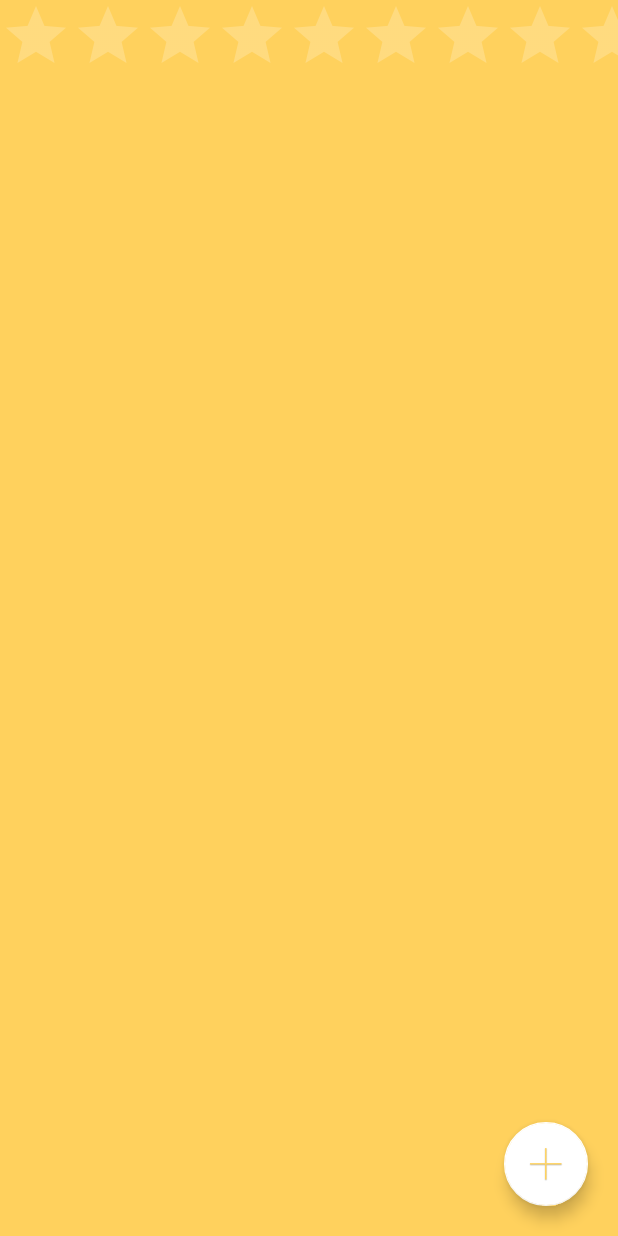
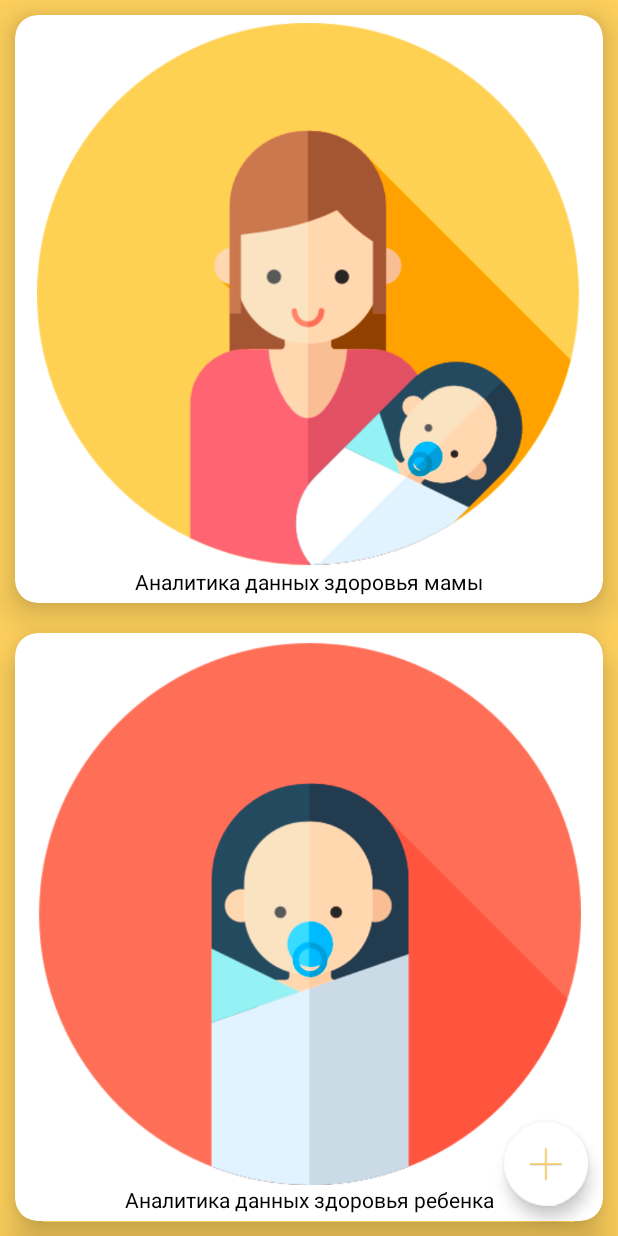
Before and after one commit to arepina/MomAndBaby, an Android app: the FragmentTab screen opened directly, with no data from a screen before it, on a phone screen of 412 x 824 dp. Run offline under Robolectric (Android 15) with nearby library versions, the phone set to English and light mode, and no system bars; 3 statements that could not run were skipped.

Commit message:
Added cardviews and charts activity

```diff
--- a/app/build.gradle
+++ b/app/build.gradle
@@ -22,9 +22,6 @@ android {
 
 dependencies {
     compile fileTree(dir: 'libs', include: ['*.jar'])
-    androidTestCompile('com.android.support.test.espresso:espresso-core:2.2.2', {
-        exclude group: 'com.android.support', module: 'support-annotations'
-    })
     compile 'com.android.support:appcompat-v7:25.3.1'
     compile 'com.matthew-tamlin:sliding-intro-screen:3.2.0'
     compile 'com.android.support.constraint:constraint-layout:1.0.2'
@@ -32,5 +29,6 @@ dependencies {
     compile 'com.google.firebase:firebase-core:9.0.0'
     compile 'com.google.firebase:firebase-database:9.0.0'
     compile 'com.android.support:design:25.3.1'
-    testCompile 'junit:junit:4.12'
+    compile 'com.android.support:cardview-v7:25.3.1'
+    compile 'com.github.PhilJay:MPAndroidChart:v2.2.4'
 }
--- a/app/src/main/AndroidManifest.xml
+++ b/app/src/main/AndroidManifest.xml
@@ -26,7 +26,8 @@
         <activity android:name=".Activity.TabsActivity" />
         <activity android:name=".Activity.SignupActivity" />
         <activity android:name=".Activity.RegisterActivity" />
-        <activity android:name=".NewActivity"></activity>
+        <activity android:name=".NewActivity" />
+        <activity android:name=".Activity.ChartActivity"></activity>
     </application>
 
 </manifest>
--- a/app/src/main/java/com/repina/anastasia/momandbaby/Fragment/FragmentTab.java
+++ b/app/src/main/java/com/repina/anastasia/momandbaby/Fragment/FragmentTab.java
@@ -1,12 +1,16 @@
 package com.repina.anastasia.momandbaby.Fragment;
 
+import android.content.Intent;
 import android.os.Bundle;
 import android.support.v4.app.Fragment;
+import android.support.v7.widget.CardView;
 import android.view.LayoutInflater;
 import android.view.View;
 import android.view.ViewGroup;
 import android.widget.TextView;
 
+import com.repina.anastasia.momandbaby.Activity.ChartActivity;
+import com.repina.anastasia.momandbaby.Activity.MiBandActivity;
 import com.repina.anastasia.momandbaby.R;
 
 
@@ -23,7 +27,7 @@ public class FragmentTab extends Fragment {
         View v;
         switch (this.getTag()) {
             case "Analytics": {
-                v = inflater.inflate(R.layout.fragment_analytics, container, false);
+                v = initAnalytics(inflater, container);
                 break;
             }
             case "Baby": {
@@ -43,6 +47,35 @@ public class FragmentTab extends Fragment {
                 break;
             }
         }
+
+        return v;
+    }
+
+    private View initAnalytics(LayoutInflater inflater, ViewGroup container)
+    {
+        View v = inflater.inflate(R.layout.fragment_analytics, container, false);
+        CardView cardViewMom = (CardView)v.findViewById(R.id.momAnalytics);
+        cardViewMom.setOnClickListener(new View.OnClickListener() {
+            @Override
+            public void onClick(View v) {
+                Intent nextActivity = new Intent(v.getContext(), ChartActivity.class);
+                nextActivity.putExtra("Type", "Mom");
+                //todo send bandCode in Extras here
+                startActivity(nextActivity);
+            }
+        });
+
+        CardView cardViewBaby = (CardView)v.findViewById(R.id.babyAnalytics);
+        cardViewBaby.setOnClickListener(new View.OnClickListener() {
+            @Override
+            public void onClick(View v) {
+                Intent nextActivity = new Intent(v.getContext(), ChartActivity.class);
+                nextActivity.putExtra("Type", "Baby");
+                //todo send bandCode in Extras here
+                startActivity(nextActivity);
+            }
+        });
+
         return v;
     }
 }
--- a/app/src/main/res/layout/fragment_analytics.xml
+++ b/app/src/main/res/layout/fragment_analytics.xml
@@ -1,12 +1,88 @@
 <?xml version="1.0" encoding="utf-8"?>
-<LinearLayout xmlns:android="http://schemas.android.com/apk/res/android"
+<TableLayout xmlns:android="http://schemas.android.com/apk/res/android"
+    xmlns:card_view="http://schemas.android.com/apk/res-auto"
     android:layout_width="match_parent"
     android:layout_height="match_parent"
     android:background="@color/colorPrimary"
     android:orientation="vertical">
 
-    <RatingBar
-        android:id="@+id/ratingBar"
+    <android.support.v7.widget.CardView
+        android:layout_weight="0.5"
+        android:id="@+id/momAnalytics"
         android:layout_width="match_parent"
-        android:layout_height="wrap_content" />
-</LinearLayout>
+        android:layout_height="wrap_content"
+        android:layout_marginEnd="@dimen/cardview_margin"
+        android:layout_marginStart="@dimen/cardview_margin"
+        android:layout_marginTop="@dimen/cardview_margin"
+        android:layout_marginBottom="@dimen/cardview_margin"
+        card_view:cardBackgroundColor="@color/colorAccent"
+        card_view:cardCornerRadius="@dimen/card_corner_radius"
+        card_view:cardElevation="@dimen/card_elevation">
+
+        <TableLayout
+            android:layout_width="match_parent"
+            android:layout_height="match_parent"
+            android:orientation="vertical">
+
+            <ImageView
+                android:layout_width="wrap_content"
+                android:layout_height="wrap_content"
+                android:layout_gravity="center_horizontal"
+                android:layout_marginTop="5dp"
+                android:layout_weight="0.8"
+                android:src="@drawable/mother_icon" />
+
+            <TextView
+                android:layout_width="match_parent"
+                android:layout_height="@dimen/cardview_textview_height"
+                android:layout_gravity="center_horizontal"
+                android:layout_weight="0.2"
+                android:text="@string/mom_health"
+                android:textAlignment="center"
+                android:textColor="@color/colorTextDark" />
+
+        </TableLayout>
+
+    </android.support.v7.widget.CardView>
+
+    <android.support.v7.widget.CardView
+        android:layout_weight="0.5"
+        android:id="@+id/babyAnalytics"
+        android:layout_width="match_parent"
+        android:layout_height="wrap_content"
+        android:layout_marginEnd="@dimen/cardview_margin"
+        android:layout_marginStart="@dimen/cardview_margin"
+        android:layout_marginTop="@dimen/cardview_margin"
+        android:layout_marginBottom="@dimen/cardview_margin"
+        card_view:cardBackgroundColor="@color/colorAccent"
+        card_view:cardCornerRadius="15dp"
+        card_view:cardElevation="15dp">
+
+        <TableLayout
+            android:layout_width="match_parent"
+            android:layout_height="match_parent"
+            android:orientation="vertical">
+
+            <ImageView
+                android:id="@+id/cardImage"
+                android:layout_width="wrap_content"
+                android:layout_height="wrap_content"
+                android:layout_gravity="center_horizontal"
+                android:layout_marginTop="5dp"
+                android:layout_weight="0.8"
+                android:src="@drawable/baby_icon" />
+
+            <TextView
+                android:id="@+id/cardName"
+                android:layout_width="match_parent"
+                android:layout_height="@dimen/cardview_textview_height"
+                android:layout_weight="0.2"
+                android:text="@string/baby_health"
+                android:textAlignment="center"
+                android:textColor="@color/colorTextDark" />
+
+        </TableLayout>
+
+    </android.support.v7.widget.CardView>
+
+</TableLayout>
--- a/app/src/main/res/values/colors.xml
+++ b/app/src/main/res/values/colors.xml
@@ -4,4 +4,5 @@
     <color name="colorPrimaryDark">#C75163</color>
     <color name="colorAccent">#FFFFFF</color>
     <color name="colorText">#FFFFFF</color>
+    <color name="colorTextDark">#000000</color>
 </resources>
--- a/app/src/main/res/values/dimens.xml
+++ b/app/src/main/res/values/dimens.xml
@@ -4,4 +4,9 @@
     <dimen name="text_size">18sp</dimen>
     <dimen name="margin_prev_top">25dp</dimen>
     <dimen name="fab_margin">20dp</dimen>
+    <dimen name="cardview_margin">10dp</dimen>
+    <dimen name="cardview_textview_height">30dp</dimen>
+    <dimen name="card_corner_radius">15dp</dimen>
+    <dimen name="card_elevation">15dp</dimen>
+    <dimen name="spinner_height">30dp</dimen>
 </resources>
--- a/app/src/main/res/values/strings.xml
+++ b/app/src/main/res/values/strings.xml
@@ -21,4 +21,12 @@
     <string name="invalid_email">Требуется ввести корректный email</string>
     <string name="invalid_password">Требуется ввести корректный пароль, длина которого не менее 6</string>
     <string name="invalid_name">Требуется ввести корректное имя</string>
+    <string name="mom_health">Аналитика данных здоровья мамы</string>
+    <string name="baby_health">Аналитика данных здоровья ребенка</string>
+
+    <string-array name="characteristics">
+        <item>Шаги</item>
+        <item>Калории</item>
+        <item>Сон</item>
+    </string-array>
 </resources>
--- a/build.gradle
+++ b/build.gradle
@@ -16,6 +16,7 @@ buildscript {
 allprojects {
     repositories {
         jcenter()
+        maven { url "https://jitpack.io" }
     }
 }
 
```
Also changed, not shown: app/src/main/java/com/repina/anastasia/momandbaby/Activity/ChartActivity.java (added, +127 -0 lines), app/src/main/java/com/repina/anastasia/momandbaby/DataBase/BandData.java (+4 -4 lines), app/src/main/res/layout/activity_chart.xml (added, +19 -0 lines), app/src/main/res/drawable/baby_icon.png (added), app/src/main/res/drawable/mother_icon.png (added), 4 other files.
